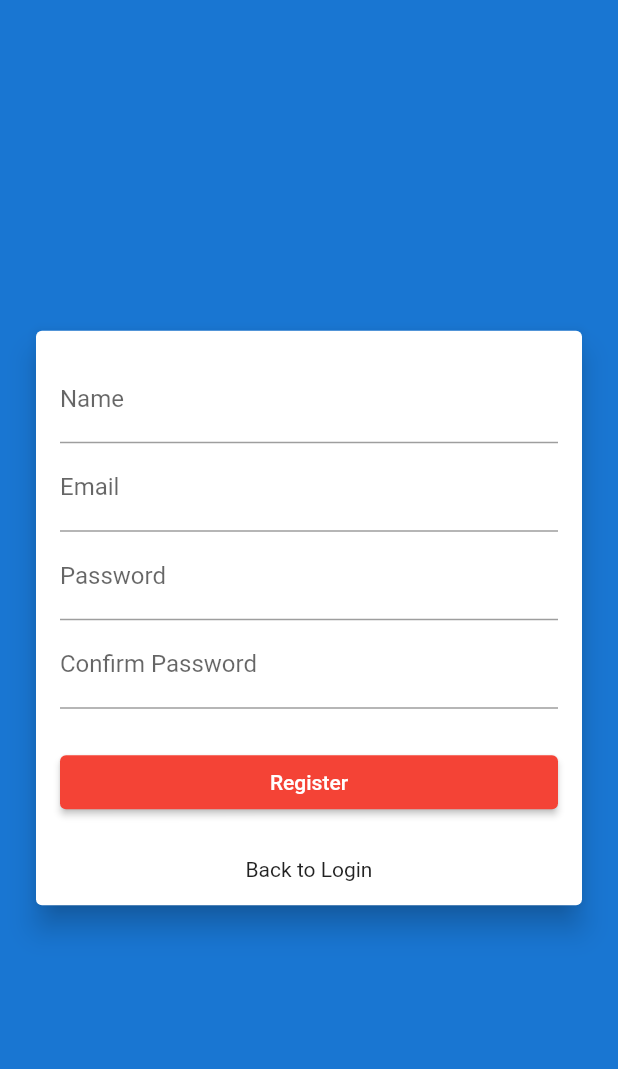
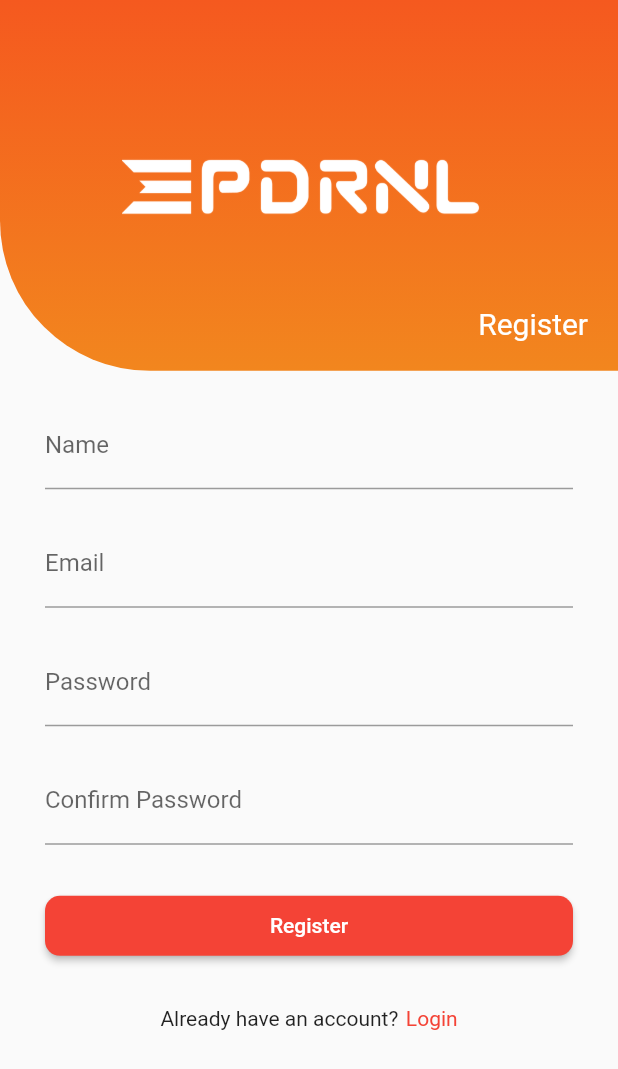
Before and after one commit to platformdroneracingnl/pdrnl-events-app, a Flutter app: the RegisterScreen screen opened by its route, on a phone screen of 412 x 824 dp. Shown: the top 1069 px of the screen. Run offline on Flutter 3.47's test engine with Material 2 defaults, Android fonts, the phone set to English and light mode, and no system bars; our stand-ins replace device_info_plus, flutter_dotenv, shared_preferences; accounts and stored records are empty; statements that could not run were skipped.

Commit message:
Restyle register screen

```diff
--- a/lib/views/register_screen.dart
+++ b/lib/views/register_screen.dart
@@ -7,19 +7,37 @@ import 'package:device_info_plus/device_info_plus.dart';
 
 // import own files
 import 'package:pdrnl_events_app/providers/auth_provider.dart';
+import 'package:pdrnl_events_app/widgets/auth/submit_button.dart';
+import 'package:pdrnl_events_app/widgets/auth/header.dart';
 import 'package:pdrnl_events_app/views/login_screen.dart';
 import 'package:pdrnl_events_app/views/home_screen.dart';
 
-class RegisterScreen extends StatefulWidget {
+class RegisterScreen extends StatelessWidget {
   static const routeName = '/register';
 
   const RegisterScreen({super.key});
 
   @override
-  State<RegisterScreen> createState() => _RegisterScreenState();
+  Widget build(BuildContext context) {
+    return Scaffold(
+      body: Column(
+        children: const <Widget>[
+          AuthHeader('Register'),
+          RegisterForm(),
+        ],
+      ),
+    );
+  }
 }
 
-class _RegisterScreenState extends State<RegisterScreen> {
+class RegisterForm extends StatefulWidget {
+  const RegisterForm({super.key});
+
+  @override
+  State<RegisterForm> createState() => _RegisterFormState();
+}
+
+class _RegisterFormState extends State<RegisterForm> {
   final GlobalKey<FormState> _formKey = GlobalKey<FormState>();
 
   final _nameController = TextEditingController();
@@ -30,7 +48,7 @@ class _RegisterScreenState extends State<RegisterScreen> {
   String errorMessage = '';
   late String _deviceName;
 
-  var _isLoading = false;
+  bool _isLoading = false;
 
   @override
   void initState() {
@@ -59,22 +77,20 @@ class _RegisterScreenState extends State<RegisterScreen> {
 
   @override
   Widget build(BuildContext context) {
-    return Scaffold(
-      body: Container(
-        color: Theme.of(context).primaryColorDark,
-        child: Padding(
-          padding: const EdgeInsets.all(8.0),
-          child: Column(
-            mainAxisAlignment: MainAxisAlignment.center,
-            children: <Widget>[
-              Card(
-                elevation: 8,
-                margin: const EdgeInsets.only(left: 16, right: 16),
-                child: Padding(
-                  padding: const EdgeInsets.all(16.0),
+    return Expanded(
+      flex: 1,
+      child: SingleChildScrollView(
+        child: Container(
+          margin: const EdgeInsets.only(
+            left: 30,
+            right: 30,
+            top: 20,
+            bottom: 20,
+          ),
           child: Form(
             key: _formKey,
             child: Column(
+              mainAxisSize: MainAxisSize.max,
               children: <Widget>[
                 TextFormField(
                   decoration: const InputDecoration(labelText: 'Name'),
@@ -86,9 +102,8 @@ class _RegisterScreenState extends State<RegisterScreen> {
                     }
                     return null;
                   },
-                          onChanged: (text) =>
-                              setState(() => errorMessage = ''),
                 ),
+                const SizedBox(height: 20),
                 TextFormField(
                   decoration: const InputDecoration(labelText: 'Email'),
                   controller: _emailController,
@@ -99,12 +114,10 @@ class _RegisterScreenState extends State<RegisterScreen> {
                     }
                     return null;
                   },
-                          onChanged: (text) =>
-                              setState(() => errorMessage = ''),
                 ),
+                const SizedBox(height: 20),
                 TextFormField(
-                          decoration:
-                              const InputDecoration(labelText: 'Password'),
+                  decoration: const InputDecoration(labelText: 'Password'),
                   controller: _passwordController,
                   obscureText: true,
                   autocorrect: false,
@@ -115,9 +128,8 @@ class _RegisterScreenState extends State<RegisterScreen> {
                     }
                     return null;
                   },
-                          onChanged: (text) =>
-                              setState(() => errorMessage = ''),
                 ),
+                const SizedBox(height: 20),
                 TextFormField(
                   decoration: const InputDecoration(
                     labelText: 'Confirm Password',
@@ -135,45 +147,30 @@ class _RegisterScreenState extends State<RegisterScreen> {
                     }
                     return null;
                   },
-                          onChanged: (text) =>
-                              setState(() => errorMessage = ''),
                 ),
-                        const SizedBox(
-                          height: 25,
-                        ),
-                        if (_isLoading)
-                          const CircularProgressIndicator()
-                        else
-                          ElevatedButton(
-                            onPressed: _submit,
-                            style: ElevatedButton.styleFrom(
-                              minimumSize: const Size(double.infinity, 36),
-                            ),
-                            child: const Text('Register'),
-                          ),
-                        Text(
-                          errorMessage,
-                          style: const TextStyle(color: Colors.red),
-                        ),
-                        Padding(
-                          padding: const EdgeInsets.only(top: 10),
-                          child: InkWell(
+                const SizedBox(height: 30),
+                AuthSubmitButton('Register', _isLoading, _submit),
+                const SizedBox(height: 30),
+                Row(
+                  mainAxisAlignment: MainAxisAlignment.center,
+                  children: <Widget>[
+                    const Text('Already have an account?'),
+                    const SizedBox(width: 5),
+                    InkWell(
                       onTap: () {
                         Navigator.of(context)
                             .popAndPushNamed(LoginScreen.routeName);
                       },
-                            child: const Text(
-                              'Back to Login',
-                              style: TextStyle(fontSize: 14),
-                            ),
+                      child: Text(
+                        'Login',
+                        style: TextStyle(
+                            color: Theme.of(context).colorScheme.primary),
                       ),
                     ),
                   ],
                 ),
+              ],
             ),
-                ),
-              ),
-            ],
           ),
         ),
       ),
--- /dev/null
+++ b/lib/widgets/auth/submit_button.dart
@@ -0,0 +1,27 @@
+import 'package:flutter/material.dart';
+
+class AuthSubmitButton extends StatelessWidget {
+  final String text;
+  final bool isLoading;
+  final VoidCallback submitFn;
+
+  const AuthSubmitButton(this.text, this.isLoading, this.submitFn, {super.key});
+
+  @override
+  Widget build(BuildContext context) {
+    return Container(
+      child: isLoading
+          ? const CircularProgressIndicator()
+          : ElevatedButton(
+              onPressed: submitFn,
+              style: ElevatedButton.styleFrom(
+                shape: RoundedRectangleBorder(
+                  borderRadius: BorderRadius.circular(10),
+                ),
+                minimumSize: const Size(double.infinity, 40),
+              ),
+              child: Text(text),
+            ),
+    );
+  }
+}
```
Also changed, not shown: lib/widgets/auth/header.dart (renamed from lib/widgets/auth_header.dart). Lines whose indentation alone changed are shown as unchanged.
